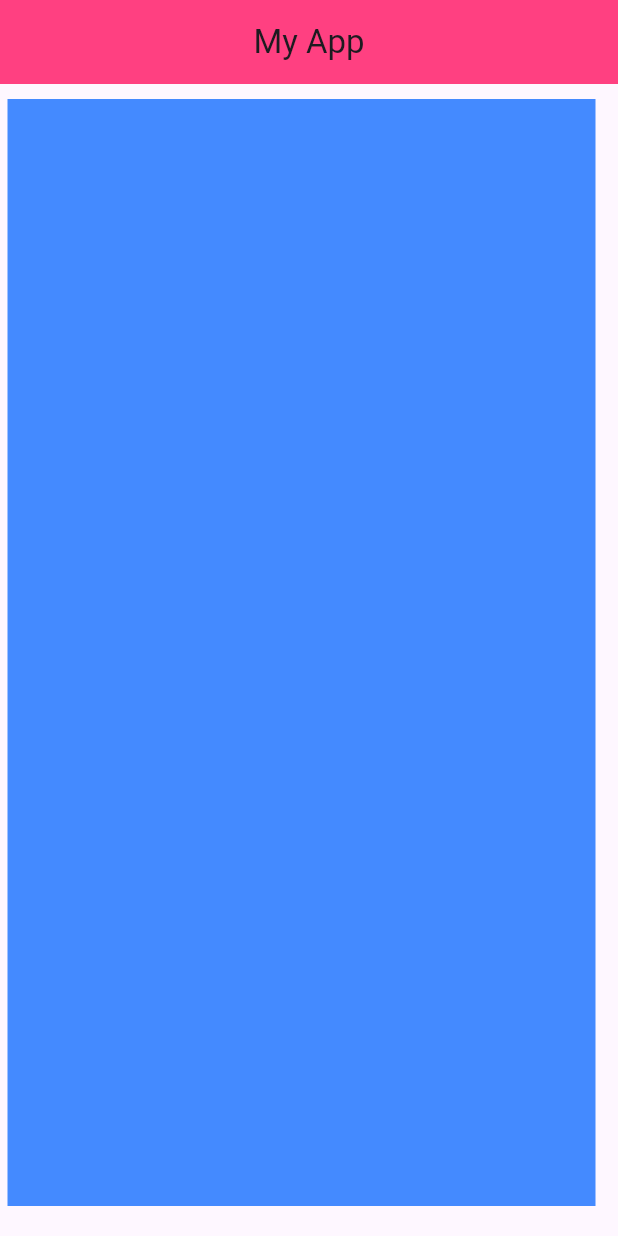
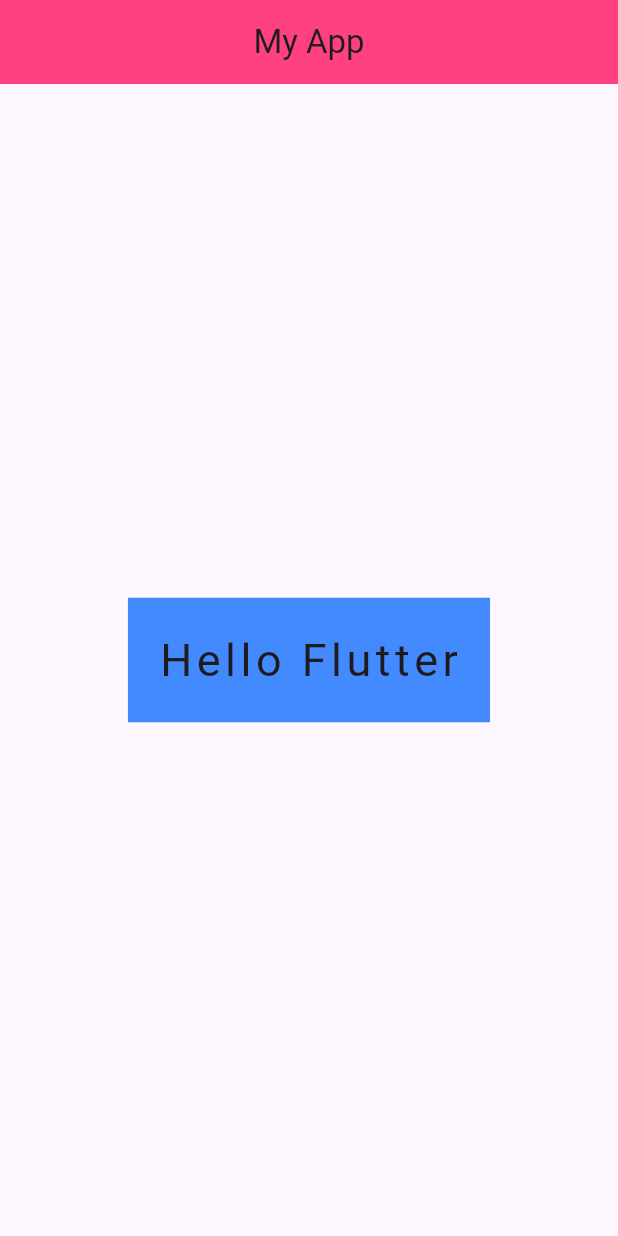
Before and after one commit to JJkittipop/learn_flutter_67_2, a Flutter app: the screen it shows after launch, on a phone screen of 412 x 824 dp. Run offline on Flutter 3.47's test engine with Material 3 defaults, Android fonts, the phone set to English and light mode, and no system bars.

Commit message:
Step 2: stateless widget

```diff
--- a/lib/main.dart
+++ b/lib/main.dart
@@ -55,8 +55,21 @@ class Home extends StatelessWidget {
   Widget build(BuildContext context) {
     // //return Container(color: Colors.blueAccent , width 300, height: 300);
     // return Container(color: Colors.blueAccent, margin: EdgeInsets.all(10));
-    return Container(color: Colors.blueAccent,
-    margin: EdgeInsets.fromLTRB(5, 10, 15, 20),
-    ) ;
+    // return Container(color: Colors.blueAccent,
+    // margin: EdgeInsets.fromLTRB(5, 10, 15, 20),
+    // ) ;
+    return Center(
+      child: Container(
+    color: Colors.blueAccent,
+    margin: EdgeInsets.symmetric(horizontal: 20, vertical: 30),
+    padding: EdgeInsets.all(20),
+    child: Text(
+      "Hello Flutter",
+      style: TextStyle(
+        fontSize: 30, letterSpacing: 3),
+      ),
+    ),
+    );
+
   }
 }
```
